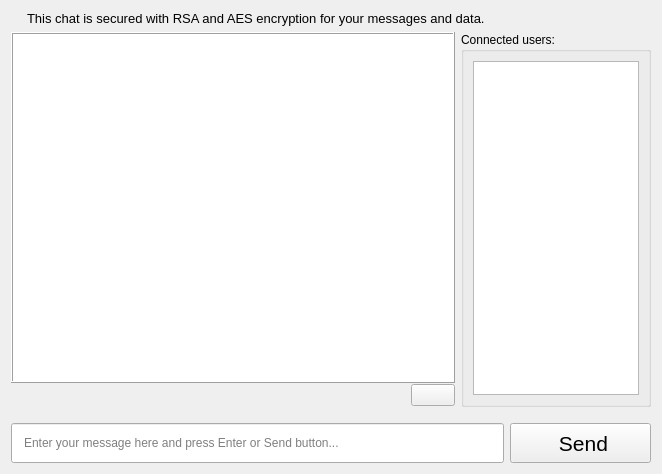
Qt form assets/ui/chat_client.ui (Victor-Nikliaiev/messager) before a commit.
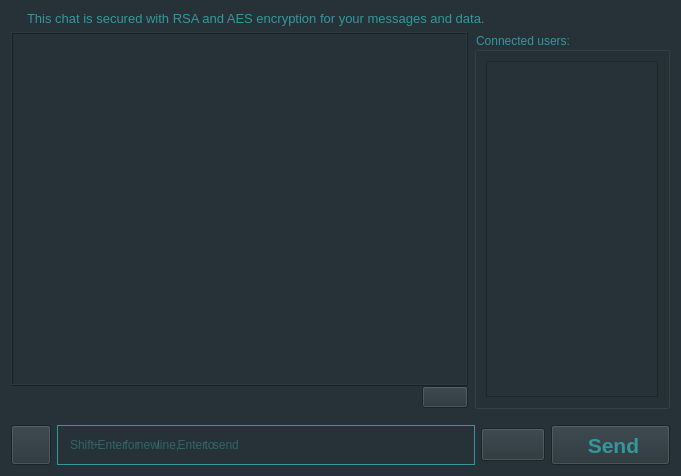
The same form after that commit. Icons and pictures are not drawn.

The edit to the form file:
```diff
--- a/assets/ui/chat_client.ui
+++ b/assets/ui/chat_client.ui
@@ -6,8 +6,8 @@
    <rect>
     <x>0</x>
     <y>0</y>
-    <width>662</width>
-    <height>474</height>
+    <width>681</width>
+    <height>476</height>
    </rect>
   </property>
   <property name="windowTitle">
@@ -17,6 +17,16 @@
    <iconset resource="../icons.qrc">
     <normaloff>:/favicon/icons/chat.ico</normaloff>:/favicon/icons/chat.ico</iconset>
   </property>
+  <property name="styleSheet">
+   <string notr="true">QWidget {
+	color: #33979c;
+	background-color: #263238;
+}
+
+QListWidget QLabel {
+	font-family: &quot;Noto Color Emoji&quot;;
+}</string>
+  </property>
   <layout class="QVBoxLayout" name="verticalLayout">
    <item>
     <layout class="QHBoxLayout" name="horizontalLayout_3">
@@ -74,6 +84,12 @@
            <verstretch>0</verstretch>
           </sizepolicy>
          </property>
+         <property name="acceptDrops">
+          <bool>true</bool>
+         </property>
+         <property name="styleSheet">
+          <string notr="true">word-spacing: -5px;</string>
+         </property>
          <property name="frameShape">
           <enum>QFrame::Shape::Box</enum>
          </property>
@@ -95,6 +111,9 @@
          <property name="selectionMode">
           <enum>QAbstractItemView::SelectionMode::NoSelection</enum>
          </property>
+         <property name="textElideMode">
+          <enum>Qt::TextElideMode::ElideNone</enum>
+         </property>
          <property name="verticalScrollMode">
           <enum>QAbstractItemView::ScrollMode::ScrollPerPixel</enum>
          </property>
@@ -135,7 +154,11 @@
             </sizepolicy>
            </property>
            <property name="styleSheet">
-            <string notr="true">padding: 5px;</string>
+            <string notr="true">padding: 5px;
+color: #8ac630;
+font-weight: bold;
+font-size: 11px;
+</string>
            </property>
            <property name="text">
             <string/>
@@ -232,6 +255,35 @@
    </item>
    <item>
     <layout class="QHBoxLayout" name="horizontalLayout_2">
+     <item>
+      <widget class="QPushButton" name="emoji_chooser_pushButton">
+       <property name="maximumSize">
+        <size>
+         <width>40</width>
+         <height>40</height>
+        </size>
+       </property>
+       <property name="cursor">
+        <cursorShape>PointingHandCursor</cursorShape>
+       </property>
+       <property name="toolTip">
+        <string>Attach an emoji</string>
+       </property>
+       <property name="text">
+        <string/>
+       </property>
+       <property name="icon">
+        <iconset resource="../icons.qrc">
+         <normaloff>:/widget/icons/smile.png</normaloff>:/widget/icons/smile.png</iconset>
+       </property>
+       <property name="iconSize">
+        <size>
+         <width>20</width>
+         <height>20</height>
+        </size>
+       </property>
+      </widget>
+     </item>
      <item>
       <widget class="QLineEdit" name="message_lineEdit">
        <property name="sizePolicy">
@@ -248,7 +300,9 @@
        </property>
        <property name="styleSheet">
         <string notr="true">padding-left: 10px;
-color: auto;</string>
+position: fixed;
+border: 1px solid #33979c;
+word-spacing: -5px;</string>
        </property>
        <property name="echoMode">
         <enum>QLineEdit::EchoMode::Normal</enum>
@@ -257,13 +311,44 @@
         <set>Qt::AlignmentFlag::AlignLeading|Qt::AlignmentFlag::AlignLeft|Qt::AlignmentFlag::AlignVCenter</set>
        </property>
        <property name="placeholderText">
-        <string>Enter your message here and press Enter or Send button...</string>
+        <string>Shift + Enter for new line, Enter to send</string>
        </property>
        <property name="clearButtonEnabled">
         <bool>true</bool>
        </property>
       </widget>
      </item>
+     <item>
+      <widget class="QPushButton" name="send_file_pushButton">
+       <property name="font">
+        <font>
+         <pointsize>16</pointsize>
+        </font>
+       </property>
+       <property name="cursor">
+        <cursorShape>PointingHandCursor</cursorShape>
+       </property>
+       <property name="contextMenuPolicy">
+        <enum>Qt::ContextMenuPolicy::DefaultContextMenu</enum>
+       </property>
+       <property name="toolTip">
+        <string>Attach a file</string>
+       </property>
+       <property name="text">
+        <string/>
+       </property>
+       <property name="icon">
+        <iconset resource="../icons.qrc">
+         <normaloff>:/buttons/icons/paper.png</normaloff>:/buttons/icons/paper.png</iconset>
+       </property>
+       <property name="iconSize">
+        <size>
+         <width>35</width>
+         <height>35</height>
+        </size>
+       </property>
+      </widget>
+     </item>
      <item>
       <widget class="QPushButton" name="send_message_pushButton">
        <property name="sizePolicy">
@@ -281,11 +366,19 @@
        <property name="font">
         <font>
          <pointsize>16</pointsize>
+         <bold>true</bold>
         </font>
        </property>
        <property name="cursor">
         <cursorShape>PointingHandCursor</cursorShape>
        </property>
+       <property name="toolTip">
+        <string>Send the message</string>
+       </property>
+       <property name="styleSheet">
+        <string notr="true">font-weight: bold;
+ </string>
+       </property>
        <property name="text">
         <string> Send</string>
        </property>
```
Left out of the diff: 12 changed lines with no effect on the pictures.
